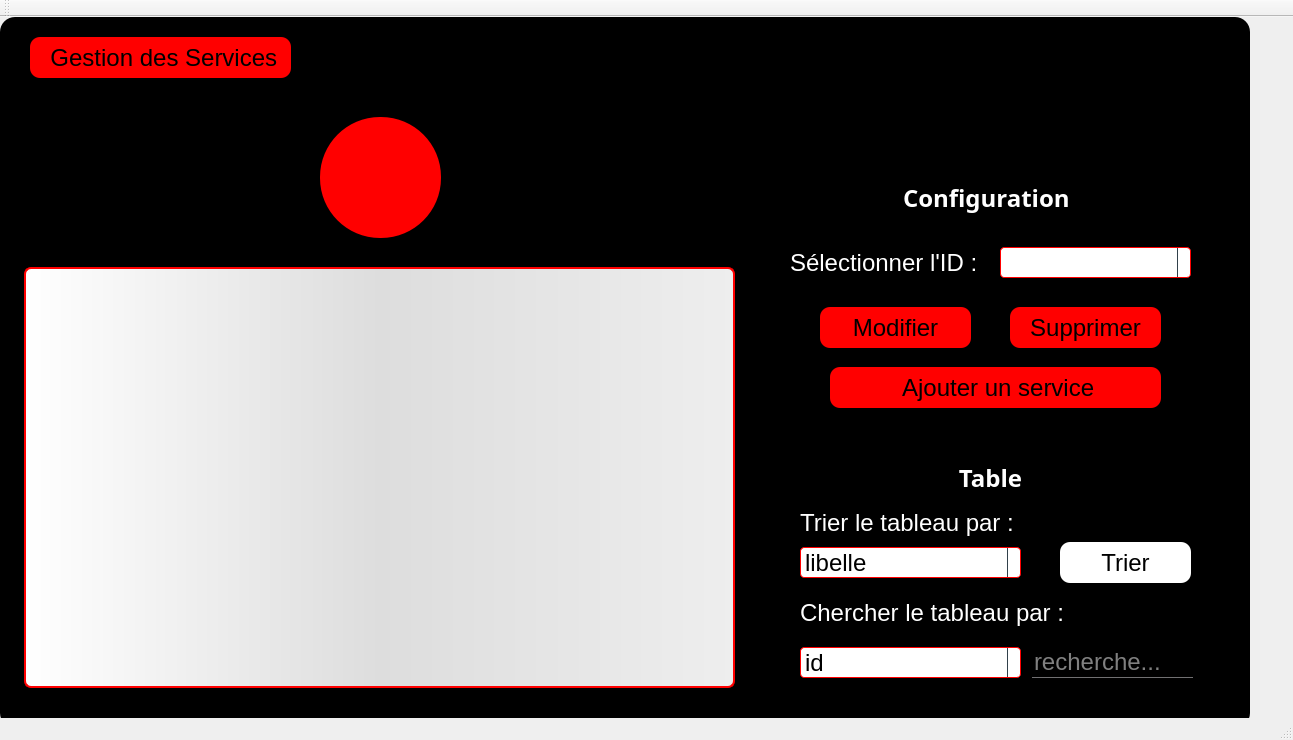
This is mainwindow.ui in nefissaKhiari/Smart_Plolice_Station as Qt 5 draws it before an edit. The edited form follows.
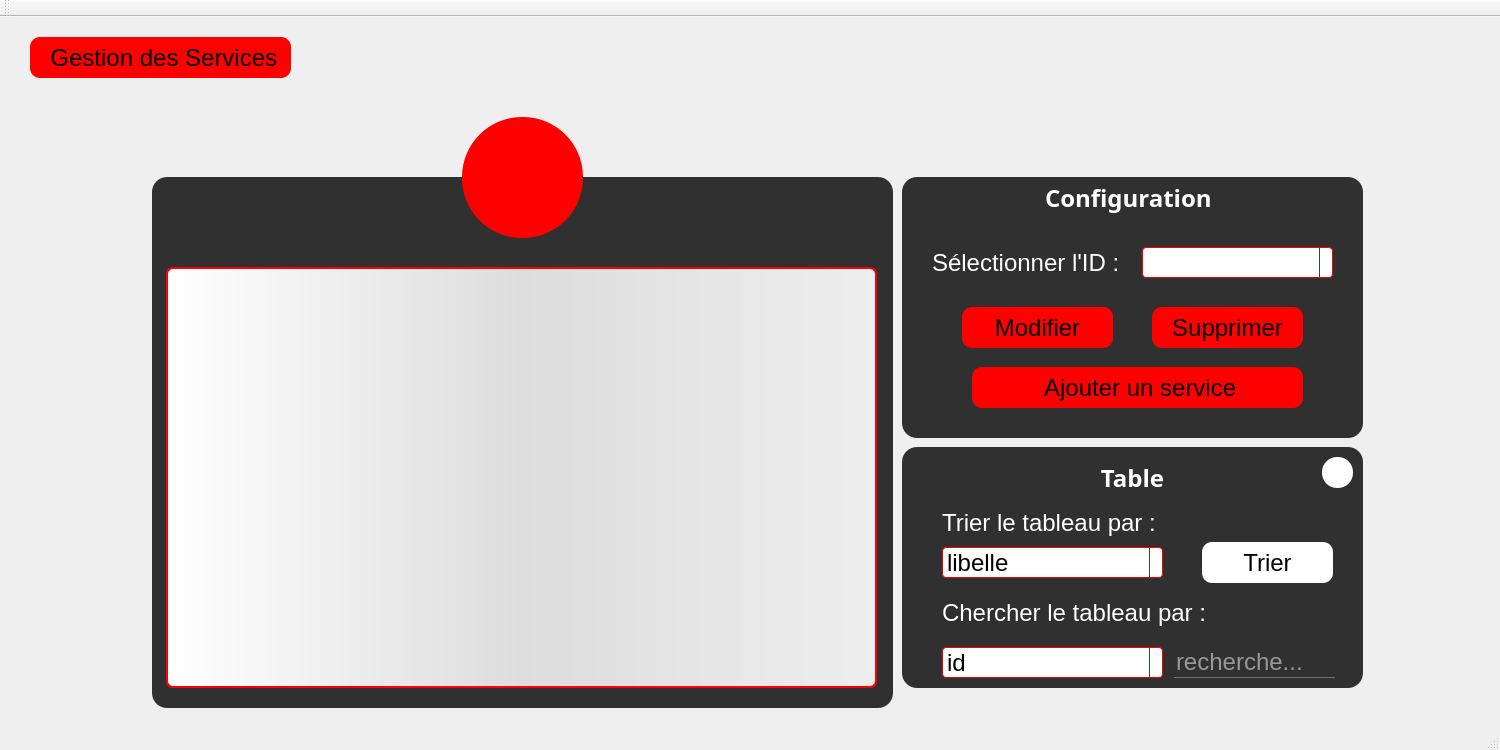
This is the edited form. The open tabs and pages were chosen to show the change. Icons and pictures are not drawn.

The edit to the form file:
```diff
--- a/mainwindow.ui
+++ b/mainwindow.ui
@@ -6,8 +6,8 @@
    <rect>
     <x>0</x>
     <y>0</y>
-    <width>1293</width>
-    <height>740</height>
+    <width>1500</width>
+    <height>750</height>
    </rect>
   </property>
   <property name="windowTitle">
@@ -76,7 +76,7 @@
      <rect>
       <x>0</x>
       <y>0</y>
-      <width>1250</width>
+      <width>1501</width>
       <height>711</height>
      </rect>
     </property>
@@ -85,7 +85,7 @@
     </property>
     <property name="styleSheet">
      <string notr="true">QStackedWidget{
-	background:url(:/ressources/image/background.PNG);
+	background:transparent;
 }
 
 QPushButton{
@@ -2134,7 +2134,7 @@
      <widget class="QFrame" name="frame_6">
       <property name="geometry">
        <rect>
-        <x>10</x>
+        <x>152</x>
         <y>160</y>
         <width>741</width>
         <height>531</height>
@@ -2174,7 +2174,7 @@
      <widget class="QToolButton" name="toolButton_7">
       <property name="geometry">
        <rect>
-        <x>320</x>
+        <x>462</x>
         <y>100</y>
         <width>121</width>
         <height>121</height>
@@ -2214,7 +2214,7 @@
      <widget class="QFrame" name="frame_7">
       <property name="geometry">
        <rect>
-        <x>760</x>
+        <x>902</x>
         <y>160</y>
         <width>461</width>
         <height>261</height>
@@ -2406,7 +2406,7 @@
      <widget class="QFrame" name="frame_21">
       <property name="geometry">
        <rect>
-        <x>760</x>
+        <x>902</x>
         <y>430</y>
         <width>461</width>
         <height>241</height>
@@ -2692,6 +2692,36 @@
         <string>recherche...</string>
        </property>
       </widget>
+      <widget class="QPushButton" name="B_ResetTableIntervenant">
+       <property name="geometry">
+        <rect>
+         <x>420</x>
+         <y>10</y>
+         <width>31</width>
+         <height>31</height>
+        </rect>
+       </property>
+       <property name="cursor">
+        <cursorShape>PointingHandCursor</cursorShape>
+       </property>
+       <property name="styleSheet">
+        <string notr="true">QPushButton {
+	background: white;
+	border-radius: 15px;
+}
+
+QPushButton:hover {
+	background: #BEBEBE;
+}</string>
+       </property>
+       <property name="text">
+        <string/>
+       </property>
+       <property name="icon">
+        <iconset resource="ressources.qrc">
+         <normaloff>:/ressources/image/close.png</normaloff>:/ressources/image/close.png</iconset>
+       </property>
+      </widget>
      </widget>
     </widget>
     <widget class="QWidget" name="Profile_Service">
```
Left out of the diff: 128 changed lines with no effect on the pictures.
